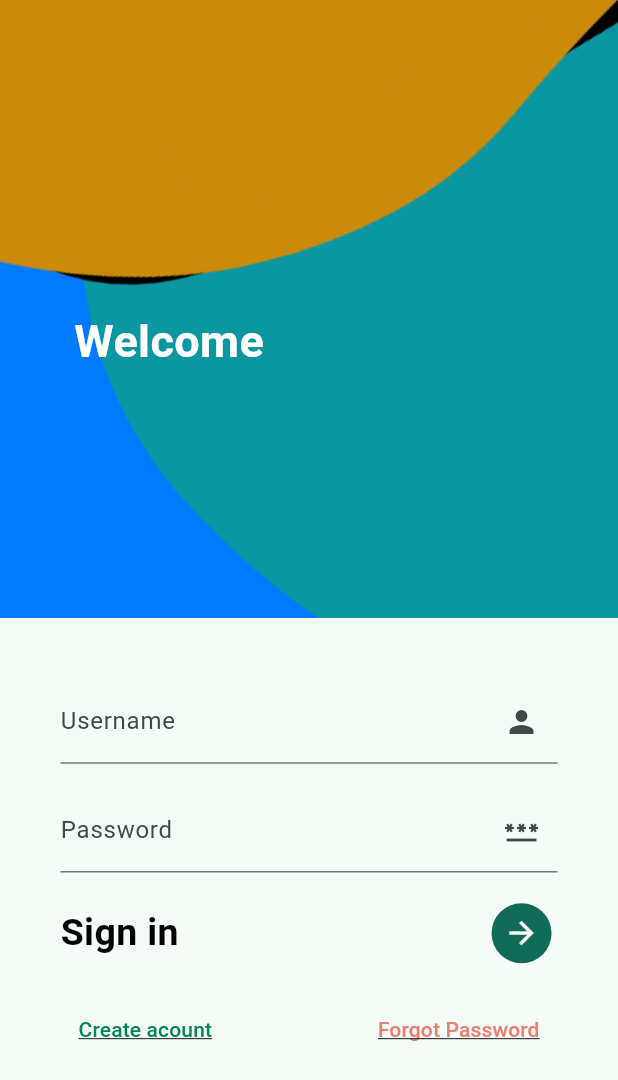
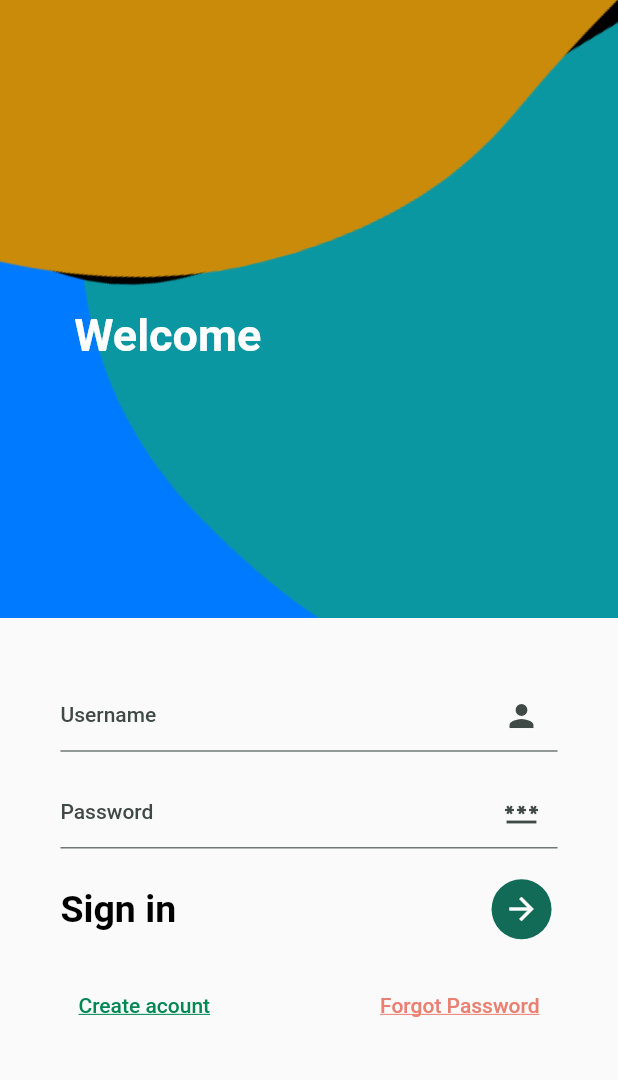
Before and after one commit to JP-Mbaka/zobu, a Flutter app: the screen it shows after launch, on a phone screen of 412 x 824 dp. Shown: the top 1080 px of the screen. Run offline on Flutter 3.47's test engine with Material 2 defaults, Android fonts, the phone set to English and light mode, and no system bars; our stand-ins replace flutter_riverpod.

Commit message:
fixes for UI

```diff
--- a/lib/auth/login.dart
+++ b/lib/auth/login.dart
@@ -56,7 +56,8 @@
   Widget build(BuildContext context) {
     return SafeArea(
       child: Scaffold(
-        body: Column(
+        body: SingleChildScrollView(
+          child: Column(
             children: [
               Container(
                 height: height(context) * 0.5 -
@@ -207,6 +208,7 @@
             ],
           ),
         ),
+      ),
     );
   }
 }
--- a/lib/main.dart
+++ b/lib/main.dart
@@ -2,6 +2,14 @@
 import 'package:flutter_riverpod/flutter_riverpod.dart';
 import 'package:zobu/auth/login.dart';
 
+var kColorScheme = ColorScheme.fromSeed(
+  seedColor: const Color.fromARGB(255, 18, 145, 117),
+);
+
+var kDarkColorScheme = ColorScheme.fromSeed(
+  brightness: Brightness.dark,
+  seedColor: const Color.fromARGB(255, 18, 145, 117),
+);
 void main() {
   runApp(
     const ProviderScope(
@@ -18,14 +26,14 @@
     return MaterialApp(
       debugShowCheckedModeBanner: false,
       title: 'Zobu',
-      theme: ThemeData(
-        colorScheme: ColorScheme.fromSeed(
-          seedColor: const Color.fromARGB(255, 18, 145, 117),
-        ),
+      darkTheme: ThemeData.dark().copyWith(
+        colorScheme: kColorScheme,
         useMaterial3: true,
       ),
-      //colorScheme: ColorScheme.fromSeed(seedColor: Colors.deepPurple),
-
+      theme: ThemeData().copyWith(
+        colorScheme: kColorScheme,
+        useMaterial3: true,
+      ),
       home: LoginScreen(),
     );
   }
```
Also changed, not shown: lib/notifications/notfications.dart (+10 -10 lines), lib/widgets/posts.dart (+12 -3 lines). Lines whose indentation alone changed are shown as unchanged.
